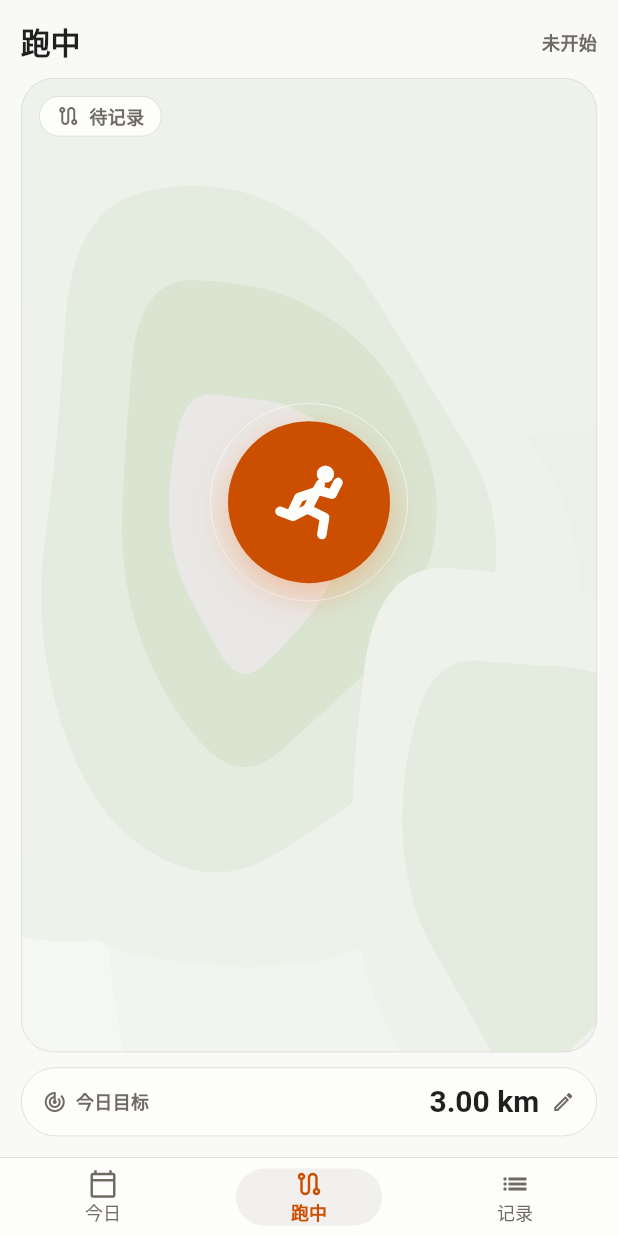
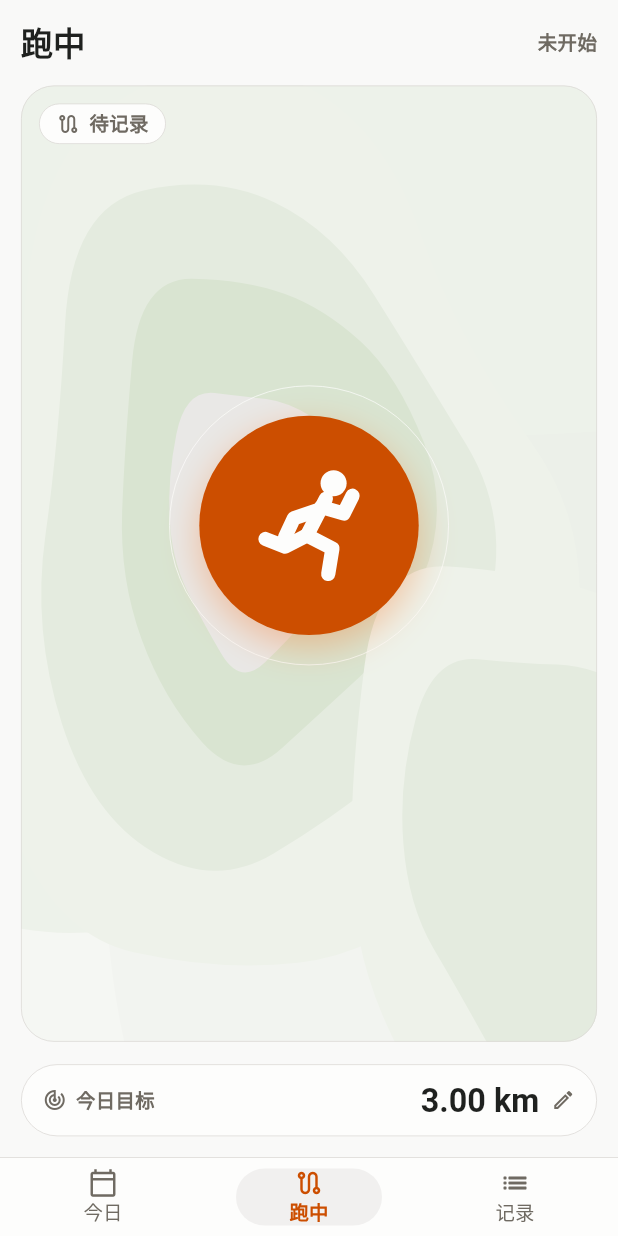
Before and after one commit to dangxinxing090-svg/daily-run, a Flutter app: the screen it shows after launch, item 2 of the bottom bar chosen, on a phone screen of 412 x 824 dp. Run offline on Flutter 3.47's test engine with Material 3 defaults, Android fonts, the phone set to English and light mode, and no system bars; our stand-ins replace audioplayers, geolocator, sqflite; missing offline and left inert: gal; accounts and stored records are empty.

Commit message:
放大开跑图标与间距字号，结束后自动弹出记录浮层

```diff
--- a/app/lib/run_app.dart
+++ b/app/lib/run_app.dart
@@ -319,15 +319,10 @@ class _AppShellState extends State<AppShell> {
       _elapsed = session.elapsed;
       _pace = session.averagePaceSecPerKm;
     });
-  }
-
-  Future<void> _manualCheckIn() async {
-    if (_finished == null) return;
-    final ci = _checkIn.manual(_trackerNow);
-    await _repo.saveCheckIn(ci);
-    _todayCheckIn = ci;
-    if (!mounted) return;
-    setState(() {});
+    // 跑完直接把记录弹出来，保存记录图不用再点一次。
+    WidgetsBinding.instance.addPostFrameCallback((_) {
+      if (mounted) _showResult(context);
+    });
   }
 
   Future<void> _deleteSession(BuildContext context, WorkoutSession s) async {
@@ -382,12 +377,6 @@ class _AppShellState extends State<AppShell> {
           Navigator.pop(dialogContext);
           _openCard(context, s);
         },
-        onManualCheckIn: _todayCheckIn == null
-            ? () {
-                Navigator.pop(dialogContext);
-                _manualCheckIn();
-              }
-            : null,
       ),
     );
   }
@@ -534,7 +523,7 @@ class _AppShellState extends State<AppShell> {
 
 /* ---------------- 色块地形页面骨架 ---------------- */
 
-const double _gap = 10;
+const double _gap = 15;
 const double _pagePad = 14;
 
 const List<String> _monthCn = [
@@ -552,8 +541,11 @@ const List<String> _monthCn = [
   '十二月',
 ];
 
+/// 全 App 字号在这里统一放大，改一处即可整体调档。
+const double _typeScale = 1.08;
+
 TextStyle _txt(double size, int weight, Color color) => TextStyle(
-      fontSize: size,
+      fontSize: size * _typeScale,
       fontWeight: FontWeight.values[weight ~/ 100],
       color: color,
       height: 1.2,
@@ -562,7 +554,7 @@ TextStyle _txt(double size, int weight, Color color) => TextStyle(
 
 /// 数字统一等宽，字号大到 28 以上才收紧字距，避免小字挤在一起。
 TextStyle _num(double size, int weight, int color) => TextStyle(
-      fontSize: size,
+      fontSize: size * _typeScale,
       fontWeight: FontWeight.values[weight ~/ 100],
       color: _c(color),
       height: 1.05,
@@ -738,7 +730,6 @@ class _Pill extends StatelessWidget {
   final bool filled;
   final bool danger;
   final VoidCallback? onTap;
-  final double fontSize;
 
   const _Pill({
     required this.label,
@@ -746,7 +737,6 @@ class _Pill extends StatelessWidget {
     required this.filled,
     required this.onTap,
     this.danger = false,
-    this.fontSize = 14,
   });
 
   @override
@@ -788,7 +778,7 @@ class _Pill extends StatelessWidget {
                 label,
                 maxLines: 1,
                 overflow: TextOverflow.ellipsis,
-                style: _txt(fontSize, 600, _c(fg)),
+                style: _txt(14, 600, _c(fg)),
               ),
             ),
           ],
@@ -852,7 +842,10 @@ class _RunnerPainter extends CustomPainter {
 class _StartButton extends StatefulWidget {
   final VoidCallback onTap;
 
-  const _StartButton({required this.onTap});
+  /// 外框边长。小屏地图矮时按比例收，避免顶出地图边界。
+  final double size;
+
+  const _StartButton({required this.onTap, this.size = 212});
 
   @override
   State<_StartButton> createState() => _StartButtonState();
@@ -892,8 +885,8 @@ class _StartButtonState extends State<_StartButton>
         onTapCancel: () => setState(() => _down = false),
         onTap: _fire,
         child: SizedBox(
-          width: 164,
-          height: 164,
+          width: widget.size,
+          height: widget.size,
           child: Stack(
             alignment: Alignment.center,
             children: [
@@ -903,8 +896,8 @@ class _StartButtonState extends State<_StartButton>
                   if (_pulse.value == 0) return const SizedBox.shrink();
                   final t = Curves.easeOutCubic.transform(_pulse.value);
                   return Container(
-                    width: 108 + t * 50,
-                    height: 108 + t * 50,
+                    width: widget.size * 0.69 + t * widget.size * 0.27,
+                    height: widget.size * 0.69 + t * widget.size * 0.27,
                     decoration: BoxDecoration(
                       shape: BoxShape.circle,
                       border: Border.all(
@@ -917,8 +910,8 @@ class _StartButtonState extends State<_StartButton>
                 },
               ),
               Container(
-                width: 138,
-                height: 138,
+                width: widget.size * 0.88,
+                height: widget.size * 0.88,
                 decoration: BoxDecoration(
                   shape: BoxShape.circle,
                   border: Border.all(
@@ -932,8 +925,8 @@ class _StartButtonState extends State<_StartButton>
                 duration: AppMotion.press,
                 curve: AppMotion.standard,
                 child: Container(
-                  width: 108,
-                  height: 108,
+                  width: widget.size * 0.69,
+                  height: widget.size * 0.69,
                   decoration: BoxDecoration(
                     shape: BoxShape.circle,
                     color: _c(AppPalette.orange11),
@@ -945,11 +938,11 @@ class _StartButtonState extends State<_StartButton>
                       ),
                     ],
                   ),
-                  child: const Center(
+                  child: Center(
                     child: SizedBox(
-                      width: 58,
-                      height: 58,
-                      child: CustomPaint(
+                      width: widget.size * 0.41,
+                      height: widget.size * 0.41,
+                      child: const CustomPaint(
                         painter: _RunnerPainter(color: AppPalette.sand1),
                       ),
                     ),
@@ -1329,7 +1322,8 @@ class _TodayPage extends StatelessWidget {
   @override
   Widget build(BuildContext context) => LayoutBuilder(
         builder: (context, box) {
-          final mapH = (box.maxHeight - 300).clamp(200.0, 560.0);
+          final mapH = (box.maxHeight - 315).clamp(200.0, 560.0);
+          final btn = (mapH * 0.55).clamp(150.0, 212.0);
           return _page([
             _header(
               _pageTitle('今日'),
@@ -1359,9 +1353,9 @@ class _TodayPage extends StatelessWidget {
                   Positioned(
                     left: 0,
                     right: 0,
-                    top: mapH * 0.46 - 82,
-                    height: 132,
-                    child: Center(child: _StartButton(onTap: onRun)),
+                    top: mapH * 0.46 - btn / 2,
+                    height: btn,
+                    child: Center(child: _StartButton(onTap: onRun, size: btn)),
                   ),
                   Positioned(
                     left: 8,
@@ -1608,6 +1602,7 @@ class _RunningPage extends StatelessWidget {
           child: LayoutBuilder(
             builder: (context, box) {
               final mapH = box.maxHeight.clamp(240.0, 900.0);
+              final btn = (mapH * 0.55).clamp(150.0, 212.0);
               return Stack(
                 children: [
                   Positioned(
@@ -1625,9 +1620,9 @@ class _RunningPage extends StatelessWidget {
                   Positioned(
                     left: 0,
                     right: 0,
-                    top: mapH * 0.46 - 82,
-                    height: 132,
-                    child: Center(child: _StartButton(onTap: onStart)),
+                    top: mapH * 0.46 - btn / 2,
+                    height: btn,
+                    child: Center(child: _StartButton(onTap: onStart, size: btn)),
                   ),
                 ],
               );
@@ -1863,17 +1858,6 @@ class _RunningPage extends StatelessWidget {
                     icon: Icons.route_outlined,
                     filled: true,
                     onTap: onResult,
-                    fontSize: 12,
-                  ),
-                ),
-                const SizedBox(width: _gap),
-                Expanded(
-                  child: _Pill(
-                    label: '再跑一次',
-                    icon: Icons.replay,
-                    filled: false,
-                    onTap: onStart,
-                    fontSize: 12,
                   ),
                 ),
               ],
@@ -2562,13 +2546,11 @@ class _ResultDialog extends StatelessWidget {
   final WorkoutSession session;
   final bool autoCheckedIn;
   final VoidCallback onSave;
-  final VoidCallback? onManualCheckIn;
 
   const _ResultDialog({
     required this.session,
     required this.autoCheckedIn,
     required this.onSave,
-    required this.onManualCheckIn,
   });
 
   @override
@@ -2627,14 +2609,6 @@ class _ResultDialog extends StatelessWidget {
                 icon: Icons.share_outlined,
                 filled: true,
                 onTap: onSave),
-            if (!autoCheckedIn && onManualCheckIn != null) ...[
-              const SizedBox(height: 8),
-              _Pill(
-                  label: '手动补卡',
-                  icon: Icons.check_circle_outline,
-                  filled: false,
-                  onTap: onManualCheckIn),
-            ],
           ],
         ),
       );
```
Also changed, not shown: design-demos/t11-big-autodialog.png (added), design-demos/t11-big-idle.png (added), design-demos/t11-big-live.png (added), design-demos/t11-big-result.png (added), design-demos/t11-big-today.png (added), design-demos/t11-card.png (added), design-demos/t11-narrow-autodialog.png (added), design-demos/t11-narrow-idle.png (added), design-demos/t11-narrow-live.png (added), design-demos/t11-narrow-result.png (added), design-demos/t11-narrow-today.png (added), 1 other file.
